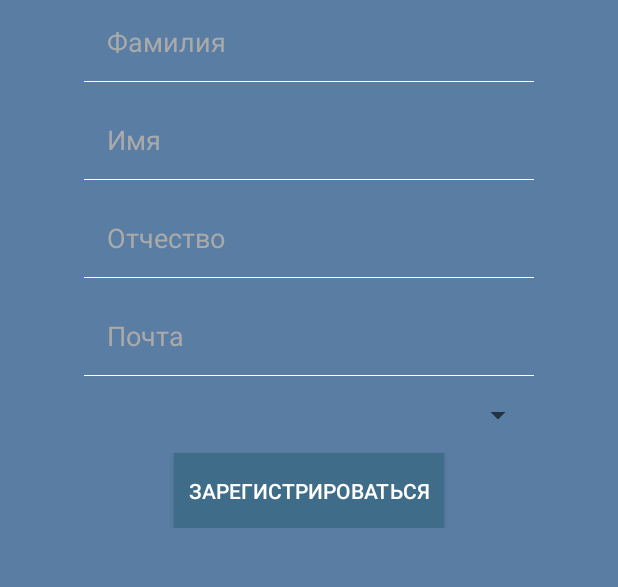
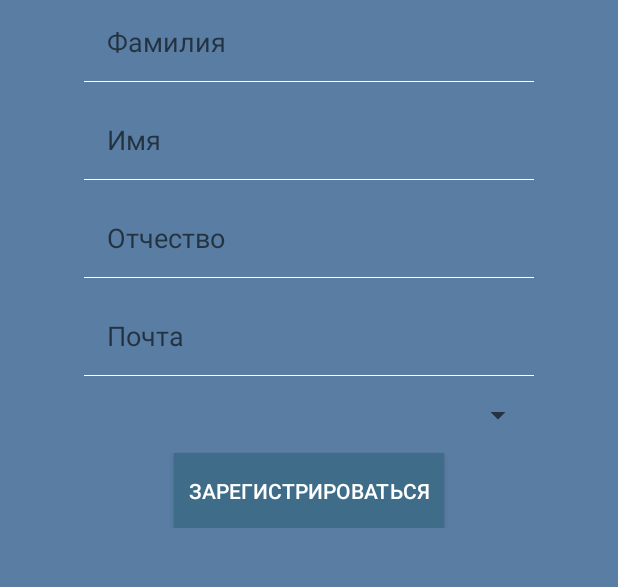
Before and after one commit to ANIKINKIRILL/uscore_cloud_firestore, an Android app: the register_activity screen opened directly, with no data from a screen before it, on a phone screen of 412 x 824 dp, the part 204-791 px from its top. Run offline under Robolectric (Android 15) with nearby library versions, the phone set to English and light mode, and no system bars; our stand-ins replace Firebase (no records; nobody signed in at launch, a user with empty details on screens opened directly).

Commit message:
Смена цвета подсказки на экране регистрации ученика

```diff
--- a/app/src/main/res/layout/activity_register.xml
+++ b/app/src/main/res/layout/activity_register.xml
@@ -42,7 +42,6 @@
                 android:layout_marginBottom="10dp"
                 android:layout_centerHorizontal="true"
                 android:id="@+id/secondName"
-                android:textColorHint="@android:color/darker_gray"
                 android:textColor="@android:color/white"
                 android:hint="Фамилия"
                 android:layout_width="300dp"
@@ -56,7 +55,6 @@
                 android:layout_marginBottom="10dp"
                 android:layout_centerHorizontal="true"
                 android:id="@+id/firstName"
-                android:textColorHint="@android:color/darker_gray"
                 android:textColor="@android:color/white"
                 android:hint="Имя"
                 android:layout_width="300dp"
@@ -70,7 +68,6 @@
                 android:layout_marginBottom="10dp"
                 android:layout_centerHorizontal="true"
                 android:id="@+id/lastName"
-                android:textColorHint="@android:color/darker_gray"
                 android:textColor="@android:color/white"
                 android:hint="Отчество"
                 android:layout_width="300dp"
@@ -81,7 +78,6 @@
                 android:layout_marginBottom="10dp"
                 android:textColor="@android:color/white"
                 android:padding="15dp"
-                android:textColorHint="@android:color/darker_gray"
                 android:background="@drawable/bottom_color_edittext"
                 android:layout_centerHorizontal="true"
                 android:layout_below="@id/lastName"
```
